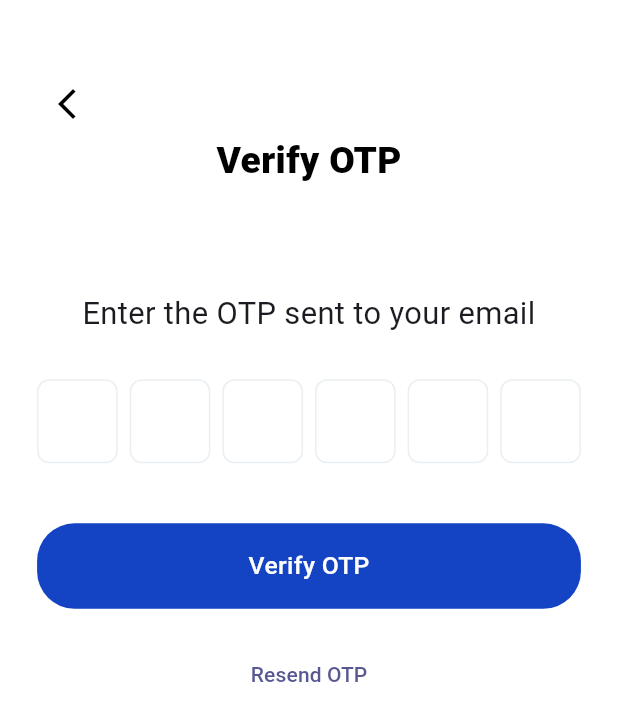
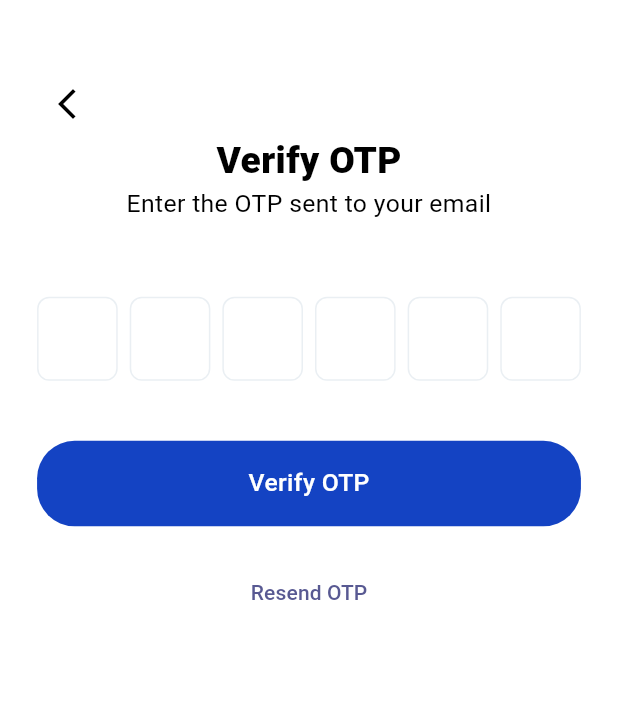
Before and after one commit to Gsent10/froggy_mobile, a Flutter app: the VerifyOtpPage screen opened by its route, on a phone screen of 412 x 824 dp. Shown: the top 721 px of the screen. Run offline on Flutter 3.47's test engine with Material 3 defaults, Android fonts, the phone set to English and light mode, and no system bars; drawn by our look-alikes of pinput; our stand-ins replace bloc, dio, flutter_bloc, fluttertoast, google_fonts, shared_preferences; accounts and stored records are empty; Roboto replaces fonts that are missing (Ubuntu).

Commit message:
Update verify_otp_page.dart

```diff
--- a/lib/features/auth/presentation/pages/verify_otp_page.dart
+++ b/lib/features/auth/presentation/pages/verify_otp_page.dart
@@ -42,22 +42,15 @@ class _VerifyOtpPageState extends State<VerifyOtpPage> {
               child: SingleChildScrollView(
                 child: Column(
                   children: [
-                    const AuthHeader(label: 'Verify OTP'),
-                    const SizedBox(height: 20),
                     BlocBuilder<AuthBloc, AuthState>(
                       builder: (context, state) {
-                        return Text(
-                          'Enter the OTP sent to ${state.email ?? "your email"}',
-                          textAlign: TextAlign.center,
-                          style: SafeGoogleFont(
-                            'Ubuntu',
-                            fontSize: context.screenWidth * kFontM,
-                            fontWeight: FontWeight.w400,
-                          ),
+                        return AuthHeader(
+                          label: 'Verify OTP',
+                          subtitle:
+                              'Enter the OTP sent to your email ${state.email ?? ''}',
                         );
                       },
                     ),
-                    const SizedBox(height: 30),
                     Pinput(
                       length: 6,
                       controller: otpController,
```
